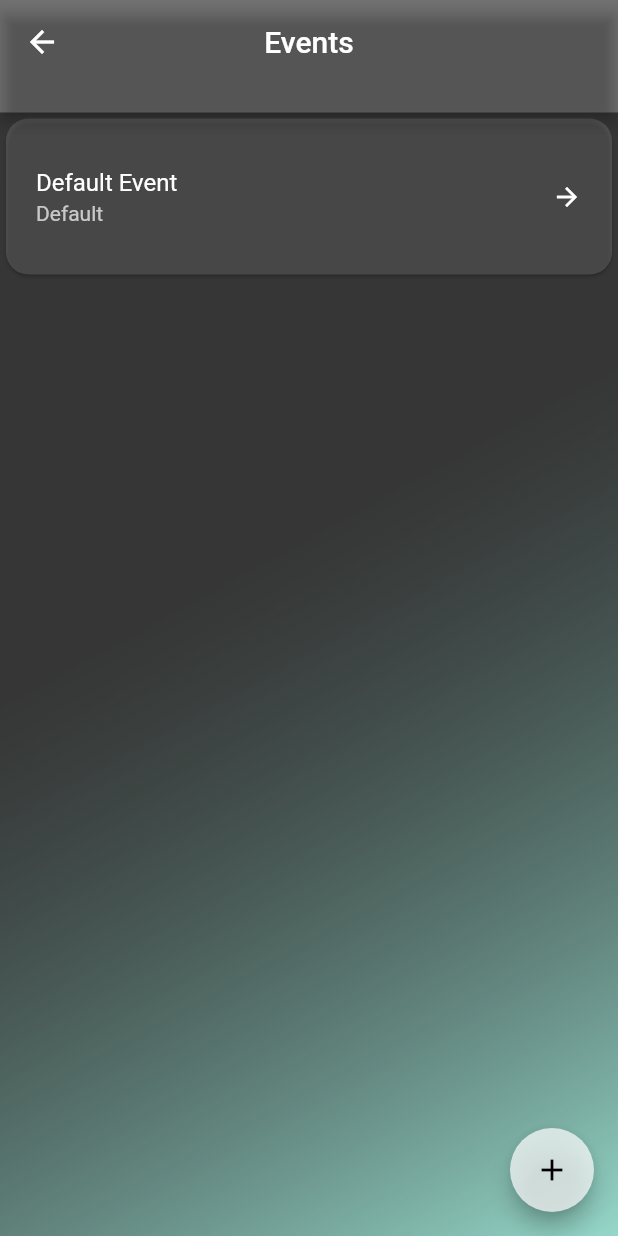
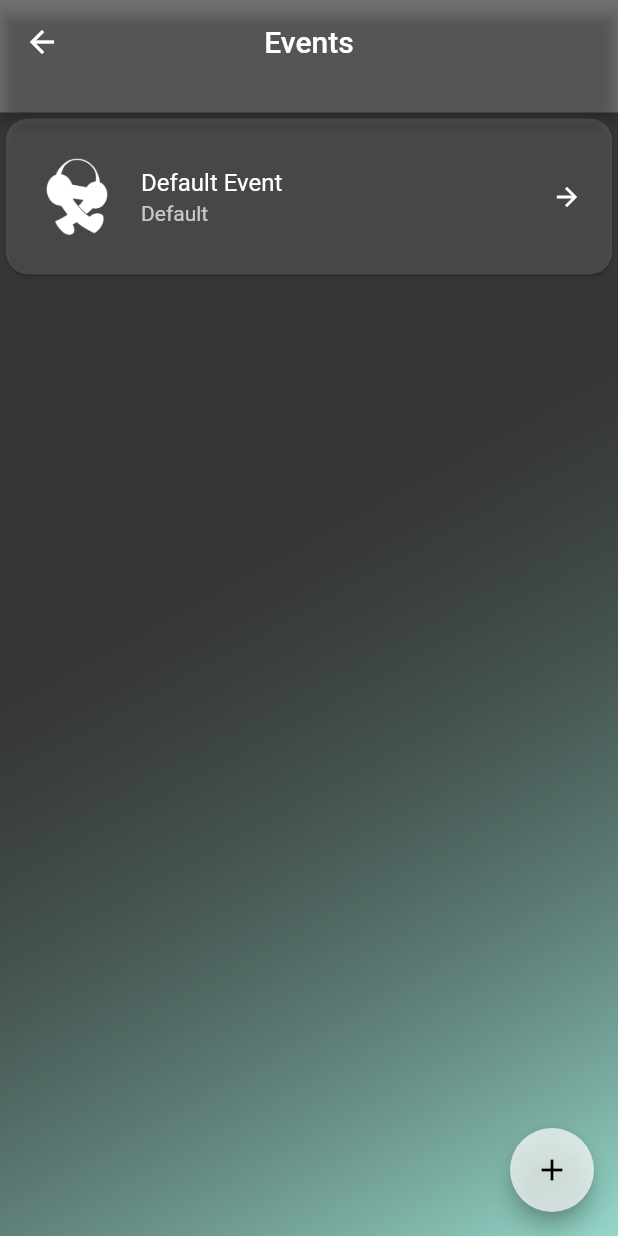
Before and after one commit to MartinDampier/Sound_Trek, a Flutter app: the screen it shows after launch, in the side drawer, after a tap on "Events", on a phone screen of 412 x 824 dp. Run offline on Flutter 3.47's test engine with Material 2 defaults, Android fonts, the phone set to English and light mode, and no system bars; drawn by our look-alikes of flutter_slidable, flutter_speed_dial; our stand-ins replace flutter_svg, google_maps_flutter, just_audio, location; missing offline and left inert: geopointer.

Commit message:
adding logo to list tiles for events

```diff
--- a/lib/screens/event_view.dart
+++ b/lib/screens/event_view.dart
@@ -152,6 +152,10 @@ class EventsPage extends StatelessWidget {
       contentPadding: EdgeInsets.fromLTRB(20, 16, 20, 16),
       title: Text(item.getEventList().elementAt(0).getName()),
       subtitle: Text(item.getEventList().elementAt(0).getType()),
+      leading:
+        Image.asset('assets/logos/SoundTrek_Simplified.png',
+        color: Colors.white,
+        ),
       trailing: Icon(
         Icons.arrow_forward,
         color: Colors.white,
```
